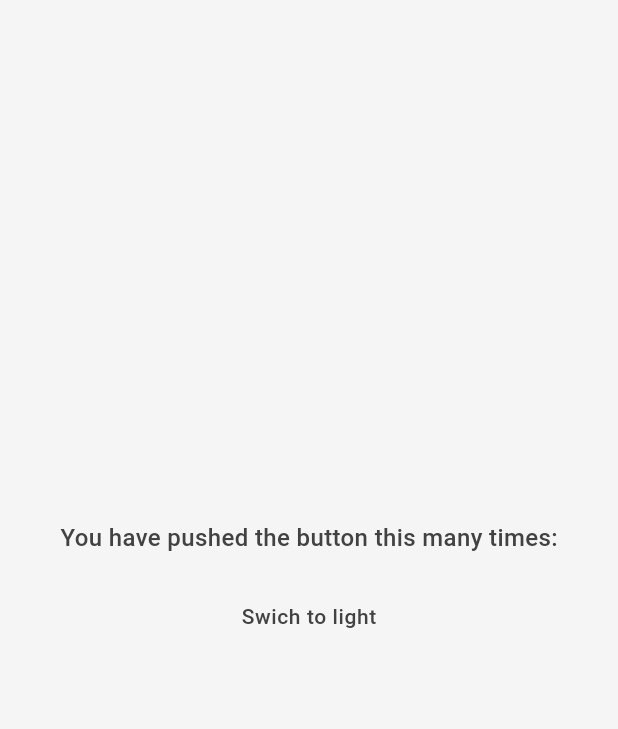
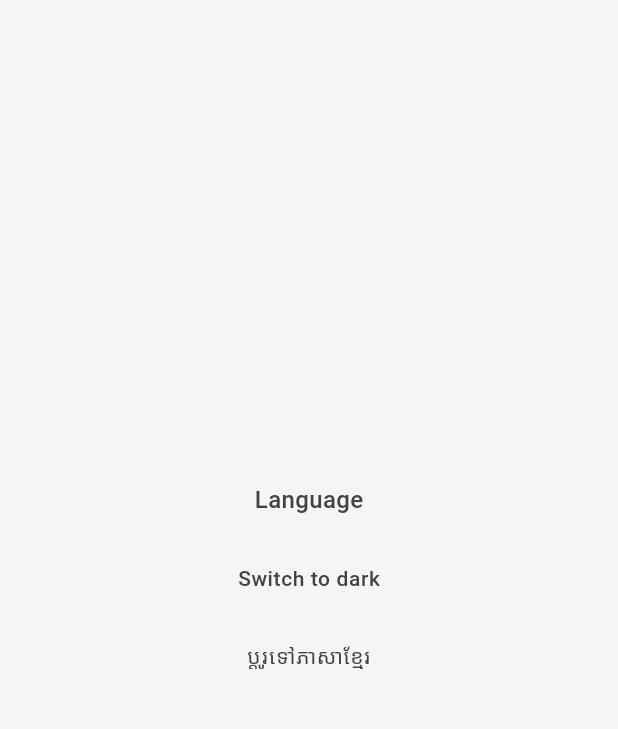
Before and after one commit to SingHuyLeang/flutter-9-10, a Flutter app: the screen it shows after launch, on a phone screen of 412 x 824 dp, the part 84-813 px from its top. Run offline on Flutter 3.47's test engine with Material 3 defaults, Android fonts, the phone set to English and light mode, and no system bars; our stand-ins replace get.

Commit message:
Toggle Khmer&English

```diff
--- /dev/null
+++ b/lib/app/home.dart
@@ -0,0 +1,50 @@
+import 'package:flutter/material.dart';
+import 'package:get/get.dart';
+import 'package:test/common/theme/controller/theme_controller.dart';
+import 'package:test/common/translate/controller/translate_controller.dart';
+import 'package:test/common/translate/translater/translate_keys.dart';
+
+class MyHomePage extends StatelessWidget {
+  MyHomePage({super.key});
+
+  final themeManager = Get.put(ThemeManager());
+  final translateController = Get.put(TranslateController());
+
+  @override
+  Widget build(BuildContext context) {
+    return Obx(
+      () => Scaffold(
+        backgroundColor: Theme.of(context).scaffoldBackgroundColor,
+        appBar: AppBar(
+          title: Text(TranslateKeys.flutterDemoSwitcherTheme.tr),
+        ),
+        body: Center(
+          child: Column(
+            mainAxisAlignment: MainAxisAlignment.center,
+            children: <Widget>[
+              Text(TranslateKeys.language.tr),
+              const SizedBox(height: 32),
+              GestureDetector(
+                onTap: () async => themeManager.toggleTheme(),
+                child: Text(
+                  themeManager.isDark.value
+                      ? TranslateKeys.switchToLight.tr
+                      : TranslateKeys.switchToDark.tr,
+                  style: Theme.of(context).textTheme.bodySmall,
+                ),
+              ),
+              const SizedBox(height: 32),
+              GestureDetector(
+                onTap: () async => translateController.toggleLanguage(),
+                child: Text(
+                  translateController.toggleTextTranslateButton(),
+                  style: Theme.of(context).textTheme.bodySmall,
+                ),
+              ),
+            ],
+          ),
+        ),
+      ),
+    );
+  }
+}
--- a/lib/theme/controller/theme_controller.dart
+++ b/lib/common/theme/controller/theme_controller.dart
@@ -1,5 +1,4 @@
 import 'package:get/get.dart';
-import 'package:test/theme/data/theme.dart';
 
 class ThemeManager extends GetxController {
   RxBool isDark = false.obs;
--- /dev/null
+++ b/lib/common/translate/controller/translate_controller.dart
@@ -0,0 +1,21 @@
+import 'package:flutter/material.dart';
+import 'package:get/get.dart';
+
+class TranslateController extends GetxController {
+  RxBool english = true.obs;
+
+  void toggleLanguage() async {
+    english.value = !english.value;
+    await Get.updateLocale(toggleLocal());
+    toggleLocal();
+    update();
+  }
+
+  Locale toggleLocal() {
+    return english.value ? const Locale("en", "US") : const Locale("KH", "KH");
+  }
+
+  String toggleTextTranslateButton() {
+    return english.value ? "ប្ដូរទៅភាសាខ្មែរ" : "Change to English";
+  }
+}
--- /dev/null
+++ b/lib/common/translate/translater/translate_keys.dart
@@ -0,0 +1,8 @@
+class TranslateKeys {
+  static String get flutterDemoSwitcherTheme => "flutter_demo_switcher_theme";
+  static String get switchToLight => "switch_to_light";
+  static String get switchToDark => "switch_to_dark";
+  static String get language => "language";
+  static String get switchToEnglish => "switch_to_english";
+  static String get switchToKhmer => "switch_to_khmer";
+}
--- /dev/null
+++ b/lib/common/translate/translater/translater.dart
@@ -0,0 +1,24 @@
+import 'package:get/get.dart';
+import 'package:test/common/translate/translater/translate_keys.dart';
+
+class Translater extends Translations {
+  @override
+  Map<String, Map<String, String>> get keys => {
+        "en": {
+          TranslateKeys.flutterDemoSwitcherTheme: "Flutter demo switcher theme",
+          TranslateKeys.switchToLight: "Switch to light",
+          TranslateKeys.switchToDark: "Switch to dark",
+          TranslateKeys.language: "Language",
+          TranslateKeys.switchToEnglish: "Switch to English",
+          TranslateKeys.switchToKhmer: "Switch to Khmer",
+        },
+        "KH": {
+          TranslateKeys.flutterDemoSwitcherTheme:"ការបង្ហាញពីការផ្លាស់ប្ដូររូបរាង",
+          TranslateKeys.switchToLight: "ប្ដូរទៅភ្លឺ",
+          TranslateKeys.switchToDark: "ប្ដូរទៅងងឹត",
+          TranslateKeys.language: "ភាសា",
+          TranslateKeys.switchToEnglish: "ប្ដូរទៅអង់គ្លេស",
+          TranslateKeys.switchToKhmer: "ប្ដូរទៅខ្មែរ",
+        }
+      };
+}
--- a/lib/home.dart
+++ /dev/null
@@ -1,39 +0,0 @@
-import 'package:flutter/material.dart';
-import 'package:get/get.dart';
-import 'package:test/theme/controller/theme_controller.dart';
-
-class MyHomePage extends StatelessWidget {
-  MyHomePage({super.key});
-
-  final themeManager = Get.put(ThemeManager());
-
-  @override
-  Widget build(BuildContext context) {
-    return Obx(
-      () => Scaffold(
-        backgroundColor: Theme.of(context).scaffoldBackgroundColor,
-        appBar: AppBar(
-          title: Text("Flutter demo switcher theme"),
-        ),
-        body: Center(
-          child: Column(
-            mainAxisAlignment: MainAxisAlignment.center,
-            children: <Widget>[
-              const Text(
-                'You have pushed the button this many times:',
-              ),
-              SizedBox(height: 32),
-              GestureDetector(
-                onTap: () async => themeManager.toggleTheme(),
-                child: Text(
-                  'Swich to ${themeManager.isDark.value ? 'dark' : 'light'}',
-                  style: Theme.of(context).textTheme.bodySmall,
-                ),
-              )
-            ],
-          ),
-        ),
-      ),
-    );
-  }
-}
--- a/lib/main.dart
+++ b/lib/main.dart
@@ -1,8 +1,10 @@
 import 'package:flutter/material.dart';
 import 'package:get/get.dart';
-import 'package:test/home.dart';
-import 'package:test/theme/controller/theme_controller.dart';
-import 'package:test/theme/data/theme.dart';
+import 'package:test/app/home.dart';
+import 'package:test/common/theme/controller/theme_controller.dart';
+import 'package:test/common/theme/data/theme.dart';
+import 'package:test/common/translate/controller/translate_controller.dart';
+import 'package:test/common/translate/translater/translater.dart';
 
 void main() {
   runApp(MyApp());
@@ -12,6 +14,7 @@ class MyApp extends StatelessWidget {
   MyApp({super.key});
 
   final themeManager = Get.put(ThemeManager());
+  final translateController = Get.put(TranslateController());
 
   @override
   Widget build(BuildContext context) {
@@ -21,6 +24,8 @@ class MyApp extends StatelessWidget {
         theme: AppTheme.light,
         darkTheme: AppTheme.dark,
         themeMode: themeManager.isDark.value ? ThemeMode.dark : ThemeMode.light,
+        translations: Translater(),
+        locale: translateController.toggleLocal(),
         home: MyHomePage(),
       ),
     );
```
Also changed, not shown: lib/common/theme/data/theme.dart (renamed from lib/theme/data/theme.dart).
